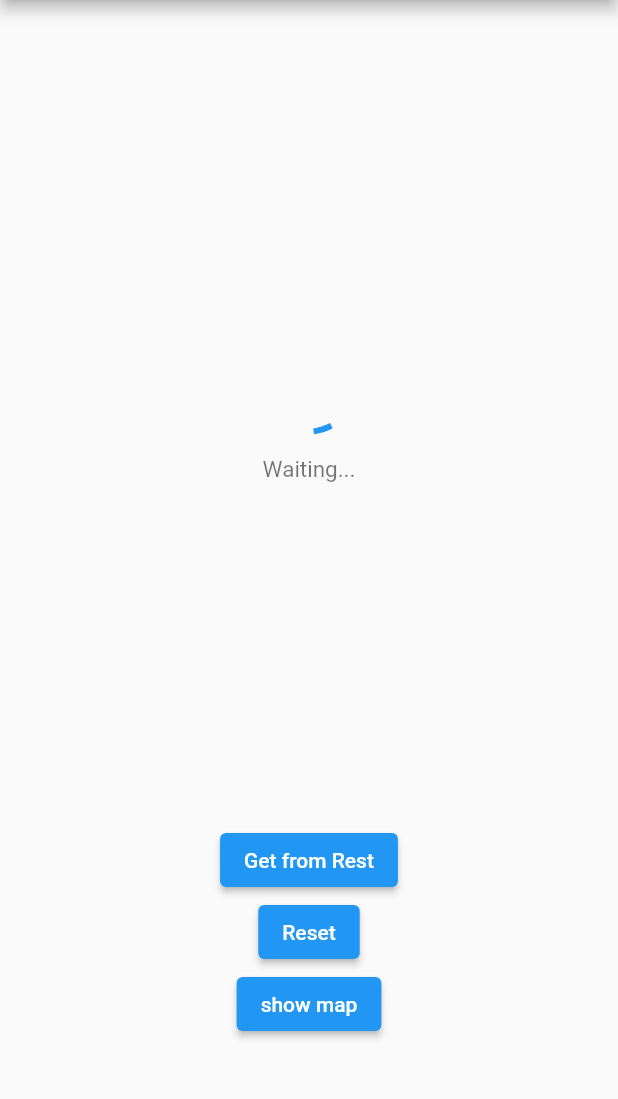
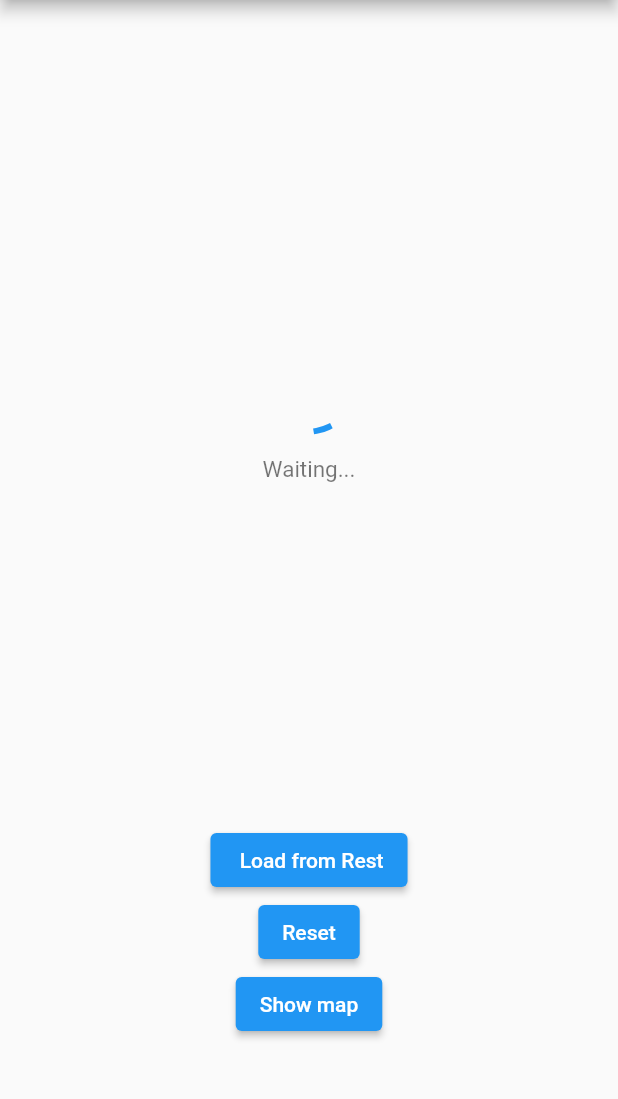
Before and after one commit to FicheeSS/projectas-android, a Flutter app: the screen it shows after launch, on a phone screen of 412 x 824 dp, the part 84-1183 px from its top. Run offline on Flutter 3.47's test engine with Material 2 defaults, Android fonts, the phone set to English and light mode, and no system bars; missing offline and left inert: flutter_osm_plugin; generated files the repository leaves out were written again.

Commit message:
added support for localization + corrected infinite box size

```diff
--- /dev/null
+++ b/Examples/Example 1 - Simple REST APP/l10n.yaml
@@ -0,0 +1,3 @@
+arb-dir: lib/l10n
+template-arb-file: app_en.arb
+output-localization-file: app_localizations.dart
--- a/Examples/Example 1 - Simple REST APP/lib/Interfaces/ModelInterfaces.dart
+++ b/Examples/Example 1 - Simple REST APP/lib/Interfaces/ModelInterfaces.dart
@@ -1,4 +1,5 @@
 import 'package:flutter/cupertino.dart';
+import 'package:flutter/foundation.dart';
 import 'package:flutter_osm_plugin/flutter_osm_plugin.dart';
 
 enum playerType { mouton, loup }
@@ -19,7 +20,9 @@ class ModelInterfaces {
   /// return [playertype]
   playerType getPlayerType() {
     //TODO : Implement getPlayerType
-    return playerType.mouton;
+    if(kDebugMode) {//A supprimer quand l'implémentation sera prète
+      return playerType.mouton;
+    }
     throw UnimplementedError();
   }
 }
--- /dev/null
+++ b/Examples/Example 1 - Simple REST APP/lib/l10n/app_fr.arb
@@ -0,0 +1,6 @@
+{
+    "helloWorld": "Bonjour Monde",
+    "getfromrest" : "Charge depuis Rest",
+    "reset" : "Reset",
+    "showmap"  :"Afficher la carte"
+}
--- a/Examples/Example 1 - Simple REST APP/lib/main.dart
+++ b/Examples/Example 1 - Simple REST APP/lib/main.dart
@@ -2,12 +2,13 @@
 // Use of this source code is governed by a BSD-style license that can be
 // found in the LICENSE file.
 
-import 'package:flutter/foundation.dart';
 import 'package:flutter/material.dart';
 import 'package:testiut/Interfaces/ModelInterfaces.dart';
 import 'package:testiut/Views/MapView.dart';
 import 'package:testiut/Views/ShowView.dart';
 import 'package:testiut/Views/WaitingView.dart';
+import 'package:flutter_localizations/flutter_localizations.dart';
+import 'package:flutter_gen/gen_l10n/app_localizations.dart';
 
 const ModelInterfaces MI = ModelInterfaces();
 
@@ -22,6 +23,16 @@ class MyApp extends StatelessWidget {
   Widget build(BuildContext context) {
     return MaterialApp(
       title: 'Welcome to Flutter',
+      localizationsDelegates: const [
+        AppLocalizations.delegate,
+        GlobalMaterialLocalizations.delegate,
+        GlobalWidgetsLocalizations.delegate,
+        GlobalCupertinoLocalizations.delegate,
+      ],
+      supportedLocales: const [
+        Locale('en', ''),
+        Locale('fr', ''),
+      ],
       home: Scaffold(
         appBar: AppBar(
           title: const Text('Welcome to Flutter'),
@@ -97,17 +108,17 @@ class _MyStatefulWidgetState extends State<MyStatefulWidget> {
               onPressed: () => setState(() {
                     _cs = currentState.loading;
                   }),
-              child: Text("Get from Rest")),
+              child: Text(AppLocalizations.of(context)!.getfromrest)),
           ElevatedButton(
               onPressed: () => setState(() {
                     _cs = currentState.loaded;
                   }),
-              child: Text("Reset")),
+              child: Text(AppLocalizations.of(context)!.reset)),
           ElevatedButton(
               onPressed: () => setState(() {
                     _cs = currentState.showMap;
                   }),
-              child: Text("show map")),
+              child: Text(AppLocalizations.of(context)!.showmap)),
         ]));
   }
 }
```
Also changed, not shown: Examples/Example 1 - Simple REST APP/lib/Views/MapView.dart (+8 -8 lines), Examples/Example 1 - Simple REST APP/lib/l10n/app_en.arb (added, +9 -0 lines), Examples/Example 1 - Simple REST APP/pubspec.yaml (+5 -2 lines), Examples/Example 1 - Simple REST APP/pubspec.lock.
